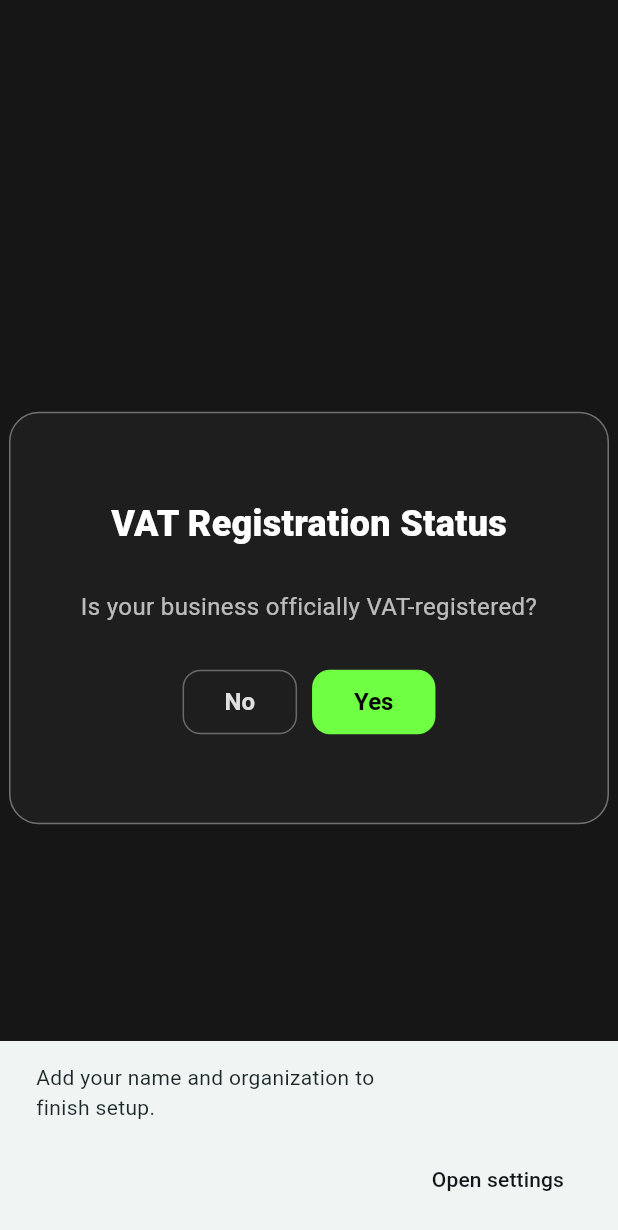
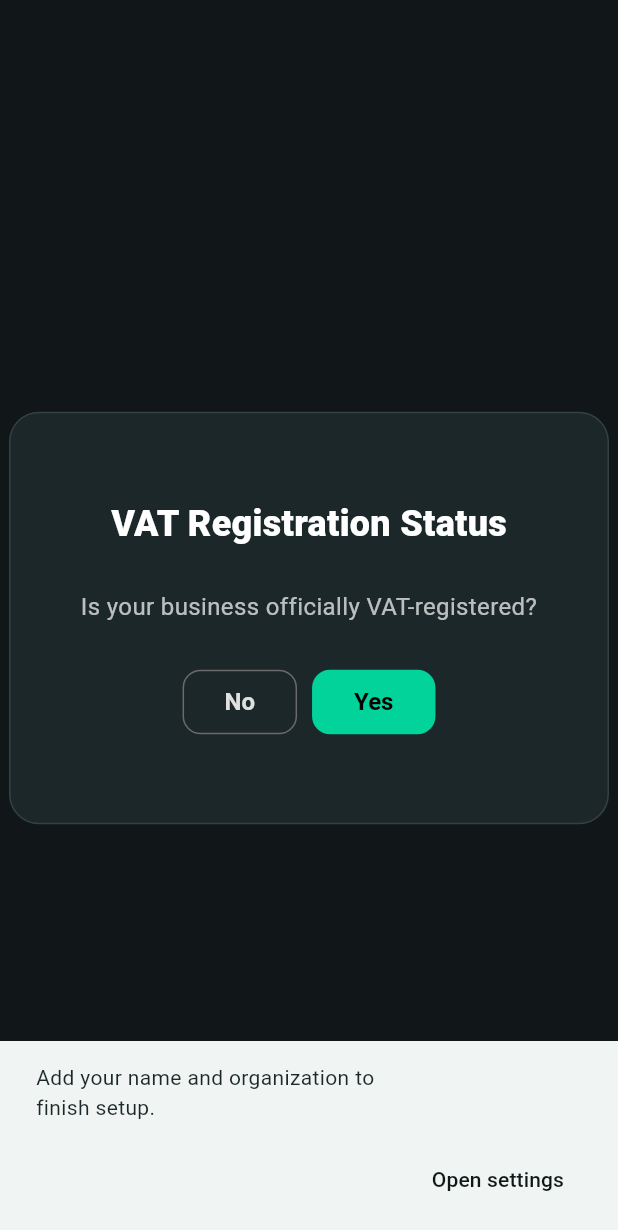
Before and after one commit to Technix19/repo_easybooks, a Flutter app: the SelectVatStatusPage widget shown alone on an empty page, opened directly, on a phone screen of 412 x 824 dp. Shown: the top 1230 px of the screen. Run offline on Flutter 3.47's test engine with Material 3 defaults, Android fonts, the phone set to English and light mode, and no system bars; our stand-ins replace csv, fl_chart, lottie, supabase_flutter; missing offline and left inert: dart:html, file_saver; accounts and stored records are empty; network calls fail.

Commit message:
Align tax reporting views with shared EasyBooks design tokens

```diff
--- a/repo_easybooks/lib/select_vat_status_page.dart
+++ b/repo_easybooks/lib/select_vat_status_page.dart
@@ -1,3 +1,4 @@
+import 'package:repo_easybooks/theme/easybooks_theme.dart';
 
 import 'package:flutter/material.dart';
 import 'package:repo_easybooks/data/notifiers.dart';
@@ -14,15 +15,15 @@ class _SelectVatStatusPageState extends State<SelectVatStatusPage> {
   Widget build(BuildContext context) {
     return Expanded(
       child: Container(
-        color: Color(0xFF161616),
+        color: EasyBooksTheme.background,
         child: Center(
           child: Container(
             width: 400,
             height: 275,
             padding: const EdgeInsets.all(24),
             decoration: BoxDecoration(
-              color: const Color.fromARGB(255, 30, 30, 30),
-              border: Border.all(color: const Color(0xFF717171)),
+              color: EasyBooksTheme.surface,
+              border: Border.all(color: EasyBooksTheme.border),
               borderRadius: BorderRadius.circular(20),
             ),
             child: Column(
@@ -78,7 +79,7 @@ class _SelectVatStatusPageState extends State<SelectVatStatusPage> {
                         notifier_selectedPage.value = 5; // Yes
                       },
                       style: FilledButton.styleFrom(
-                        backgroundColor: const Color(0xFF6FFF43),
+                        backgroundColor: EasyBooksTheme.accent,
                         foregroundColor: Colors.black,
                         shape: RoundedRectangleBorder(
                           borderRadius: BorderRadius.circular(12),
```
